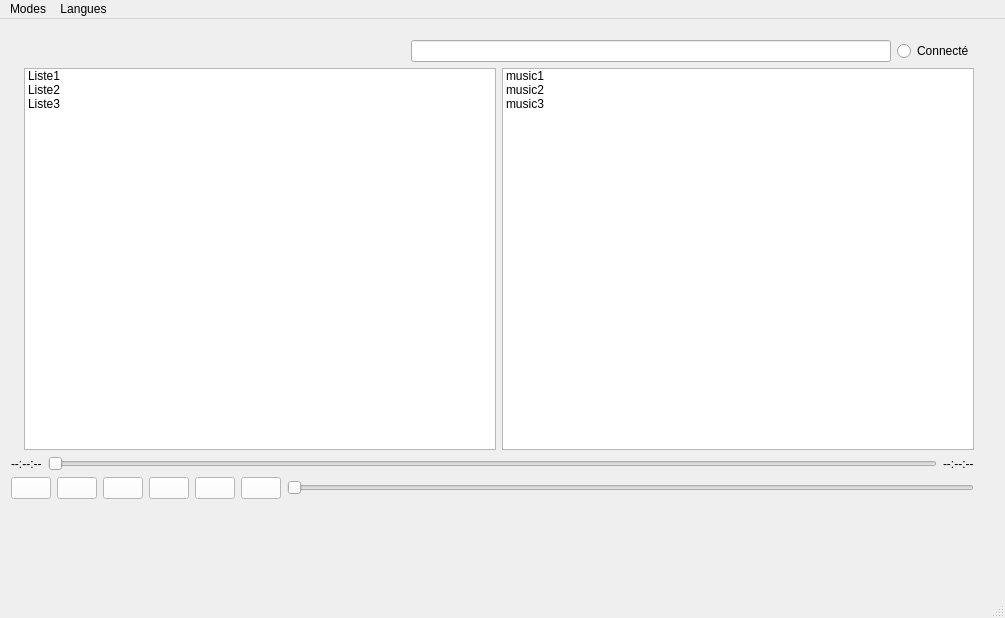
This is client/mainwindow.ui in CryptoPooki/projet_IHM_2 as Qt 5 draws it before an edit. The edited form follows.
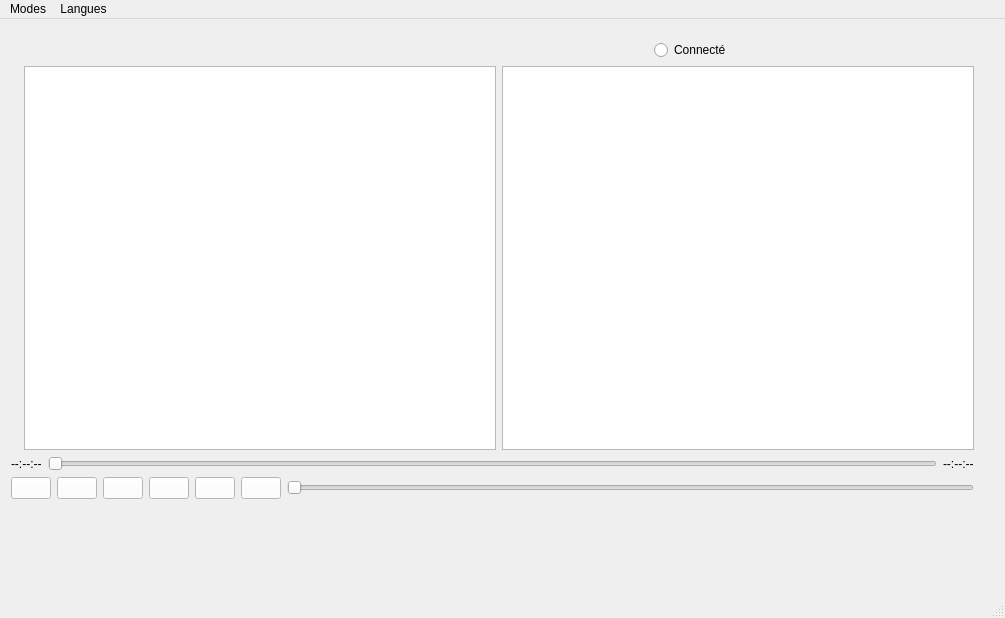
This is the edited form.

Diff of the .ui file:
```diff
--- a/client/mainwindow.ui
+++ b/client/mainwindow.ui
@@ -39,11 +39,14 @@
          </property>
         </layout>
        </item>
-       <item>
-        <widget class="QLineEdit" name="Nom_utilisateur"/>
-       </item>
        <item>
         <widget class="QRadioButton" name="Connexion">
+         <property name="sizePolicy">
+          <sizepolicy hsizetype="Maximum" vsizetype="Minimum">
+           <horstretch>0</horstretch>
+           <verstretch>0</verstretch>
+          </sizepolicy>
+         </property>
          <property name="text">
           <string>Connecté</string>
          </property>
@@ -64,42 +67,10 @@
         </widget>
        </item>
        <item>
-        <widget class="QListWidget" name="Liste">
-         <item>
-          <property name="text">
-           <string>Liste1</string>
-          </property>
-         </item>
-         <item>
-          <property name="text">
-           <string>Liste2</string>
-          </property>
-         </item>
-         <item>
-          <property name="text">
-           <string>Liste3</string>
-          </property>
-         </item>
-        </widget>
+        <widget class="QListWidget" name="Liste"/>
        </item>
        <item>
-        <widget class="QListWidget" name="Morceaux">
-         <item>
-          <property name="text">
-           <string>music1</string>
-          </property>
-         </item>
-         <item>
-          <property name="text">
-           <string>music2</string>
-          </property>
-         </item>
-         <item>
-          <property name="text">
-           <string>music3</string>
-          </property>
-         </item>
-        </widget>
+        <widget class="QListWidget" name="Morceaux"/>
        </item>
       </layout>
      </item>
```
